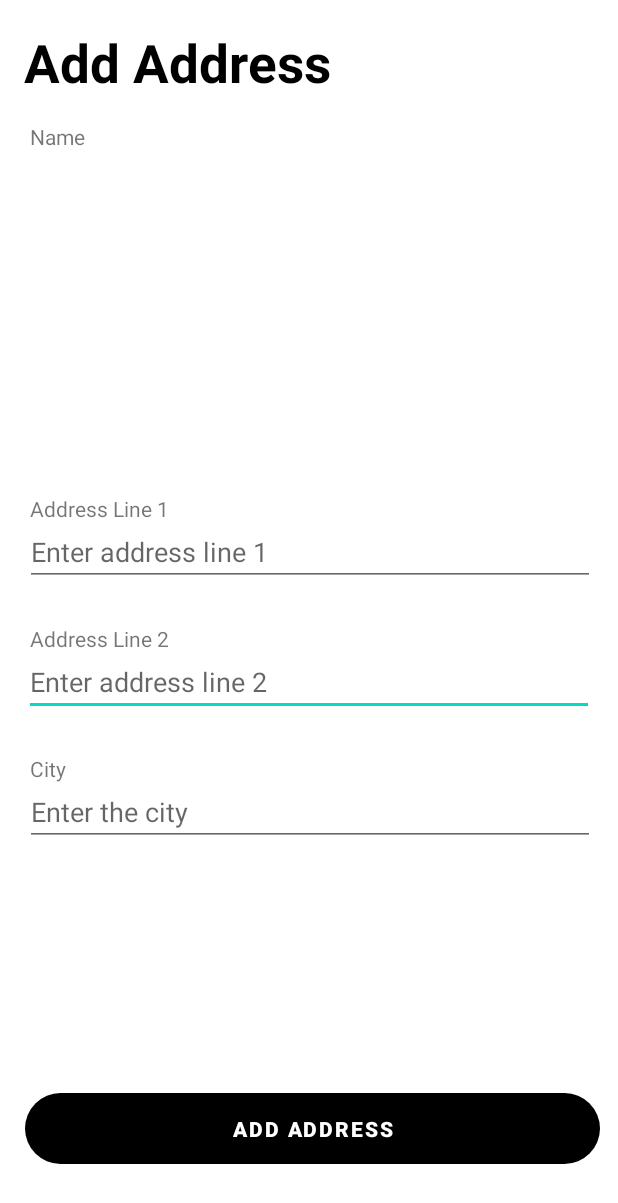
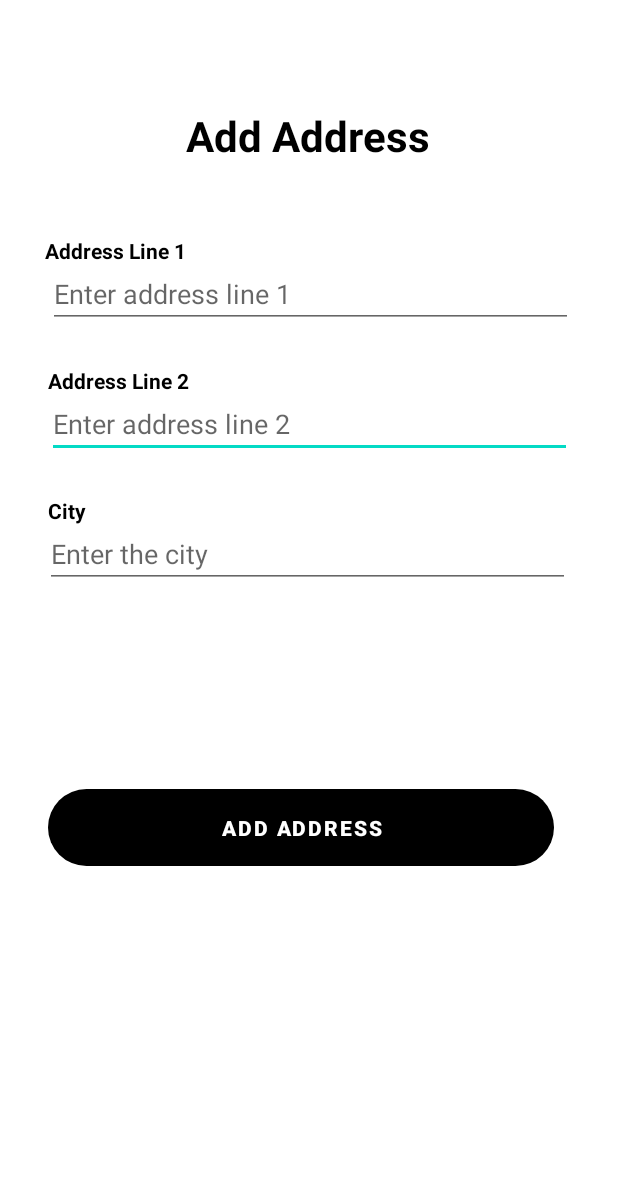
Before and after one commit to NashaliP/EAD_Mobile, an Android app: the addAddressActivity screen opened directly, with no data from a screen before it, on a phone screen of 412 x 824 dp. Shown: the top 1203 px of the screen. Run offline under Robolectric (Android 15) with nearby library versions, the phone set to English and light mode, and no system bars.

Commit message:
fix: customer address ui

```diff
--- a/app/src/main/res/layout/activity_add_address.xml
+++ b/app/src/main/res/layout/activity_add_address.xml
@@ -6,25 +6,25 @@
     android:layout_height="match_parent"
     tools:context=".activities.addAddressActivity">
 
+
     <TextView
         android:id="@+id/header_title"
         android:layout_width="wrap_content"
         android:layout_height="wrap_content"
         android:text="Add Address"
         android:textColor="@color/black"
-        android:textSize="35dp"
+        android:textSize="28sp"
         android:textStyle="bold"
         app:layout_constraintBottom_toBottomOf="parent"
         app:layout_constraintEnd_toEndOf="parent"
-        app:layout_constraintHorizontal_bias="0.076"
+        app:layout_constraintHorizontal_bias="0.498"
         app:layout_constraintStart_toStartOf="parent"
         app:layout_constraintTop_toTopOf="parent"
-        app:layout_constraintVertical_bias="0.023" />
-
+        app:layout_constraintVertical_bias="0.091" />
 
     <com.google.android.material.textfield.TextInputEditText
         android:id="@+id/editAddressLine2"
-        android:layout_width="380dp"
+        android:layout_width="350dp"
         android:layout_height="42dp"
         android:layout_marginBottom="25dp"
         android:ems="10"
@@ -37,21 +37,21 @@
 
     <com.google.android.material.textfield.TextInputEditText
         android:id="@+id/editCity"
-        android:layout_width="380dp"
+        android:layout_width="350dp"
         android:layout_height="42dp"
-        android:layout_marginBottom="260dp"
+        android:layout_marginBottom="432dp"
         android:ems="10"
         android:hint="Enter the city"
         android:inputType="text"
         android:text=""
         app:layout_constraintBottom_toBottomOf="parent"
         app:layout_constraintEnd_toEndOf="parent"
-        app:layout_constraintHorizontal_bias="0.516"
+        app:layout_constraintHorizontal_bias="0.483"
         app:layout_constraintStart_toStartOf="parent" />
 
     <com.google.android.material.textfield.TextInputEditText
         android:id="@+id/editAddressLine1"
-        android:layout_width="380dp"
+        android:layout_width="350dp"
         android:layout_height="42dp"
         android:layout_marginBottom="25dp"
         android:ems="10"
@@ -64,26 +64,15 @@
         app:layout_constraintStart_toStartOf="parent" />
 
     <TextView
-        android:id="@+id/textView"
-        android:layout_width="wrap_content"
-        android:layout_height="wrap_content"
-        android:layout_marginTop="16dp"
-        android:text="Name"
-        app:layout_constraintBottom_toTopOf="@+id/editName"
-        app:layout_constraintEnd_toEndOf="parent"
-        app:layout_constraintHorizontal_bias="0.053"
-        app:layout_constraintStart_toStartOf="parent"
-        app:layout_constraintTop_toBottomOf="@+id/header_title"
-        app:layout_constraintVertical_bias="1.0" />
-
-    <TextView
         android:id="@+id/textView2"
         android:layout_width="wrap_content"
         android:layout_height="wrap_content"
         android:text="Address Line 1"
+        android:textColor="@color/black"
+        android:textStyle="bold"
         app:layout_constraintBottom_toTopOf="@+id/editAddressLine1"
         app:layout_constraintEnd_toEndOf="parent"
-        app:layout_constraintHorizontal_bias="0.062"
+        app:layout_constraintHorizontal_bias="0.094"
         app:layout_constraintStart_toStartOf="parent" />
 
     <TextView
@@ -91,9 +80,11 @@
         android:layout_width="wrap_content"
         android:layout_height="wrap_content"
         android:text="Address Line 2"
+        android:textColor="@color/black"
+        android:textStyle="bold"
         app:layout_constraintBottom_toTopOf="@+id/editAddressLine2"
         app:layout_constraintEnd_toEndOf="parent"
-        app:layout_constraintHorizontal_bias="0.062"
+        app:layout_constraintHorizontal_bias="0.1"
         app:layout_constraintStart_toStartOf="parent" />
 
     <TextView
@@ -101,15 +92,17 @@
         android:layout_width="wrap_content"
         android:layout_height="wrap_content"
         android:text="City"
+        android:textColor="@color/black"
+        android:textStyle="bold"
         app:layout_constraintBottom_toTopOf="@+id/editCity"
         app:layout_constraintEnd_toEndOf="parent"
-        app:layout_constraintHorizontal_bias="0.051"
+        app:layout_constraintHorizontal_bias="0.082"
         app:layout_constraintStart_toStartOf="parent" />
 
     <Button
         android:id="@+id/btnAddAddress"
-        android:layout_width="383dp"
-        android:layout_height="47dp"
+        android:layout_width="337dp"
+        android:layout_height="51dp"
         android:layout_marginTop="16dp"
         android:layout_marginBottom="16dp"
         android:background="@drawable/rounded_button"
@@ -119,9 +112,9 @@
         android:textStyle="bold"
         app:layout_constraintBottom_toBottomOf="parent"
         app:layout_constraintEnd_toEndOf="parent"
-        app:layout_constraintHorizontal_bias="0.571"
+        app:layout_constraintHorizontal_bias="0.428"
         app:layout_constraintStart_toStartOf="parent"
         app:layout_constraintTop_toBottomOf="@+id/editCity"
-        app:layout_constraintVertical_bias="0.823" />
+        app:layout_constraintVertical_bias="0.339" />
 
 </androidx.constraintlayout.widget.ConstraintLayout>
```
Also changed, not shown: app/src/main/java/com/example/ead/AddressModel.java (deleted, +0 -96 lines), app/src/main/java/com/example/ead/CardModel.java (deleted, +0 -100 lines), app/src/main/java/com/example/ead/CartModel.java (deleted, +0 -109 lines), app/src/main/java/com/example/ead/ProductHRVAdapter.java (deleted, +0 -82 lines), app/src/main/java/com/example/ead/ProductModel.java (deleted, +0 -120 lines), app/src/main/java/com/example/ead/ProductRVAdapter.java (deleted, +0 -100 lines).
